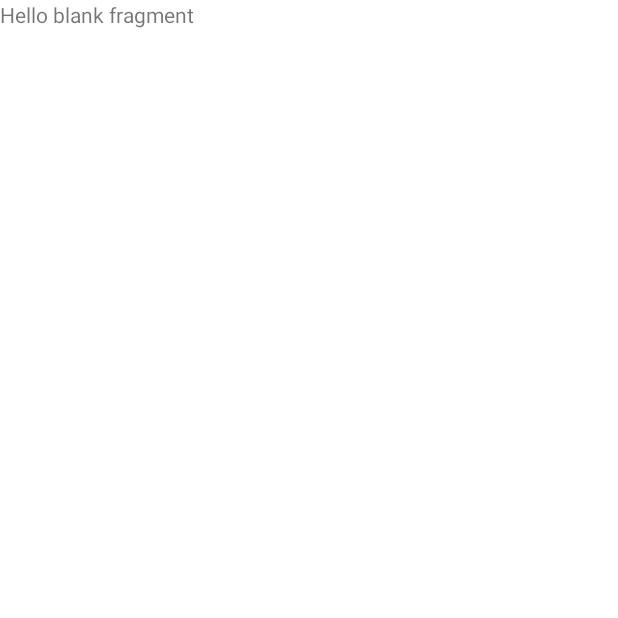
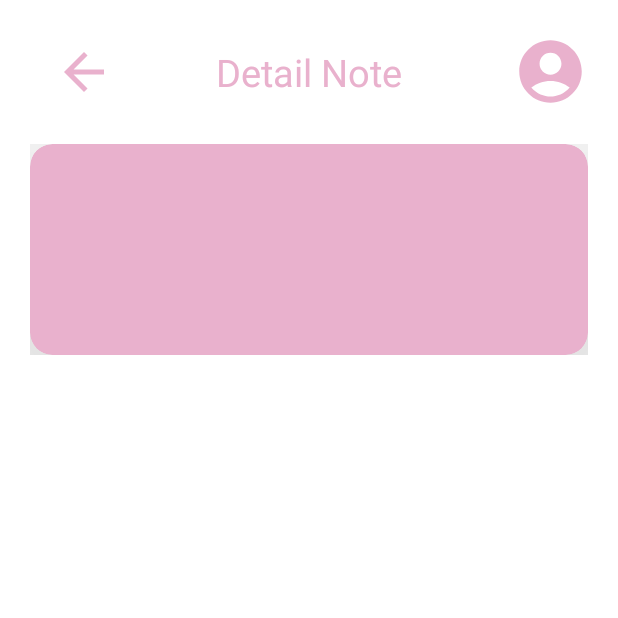
Before and after one commit to dheevvvv/Challenge-Chapter-4, an Android app: the DetailNoteFragment screen opened through its navigation route, on a phone screen of 412 x 824 dp, the top half of it. Before the commit the part shown is almost empty. Run offline under Robolectric (Android 15) with nearby library versions, the phone set to English and light mode, and no system bars; our stand-ins replace data binding.

Commit message:
adding hal detail

```diff
--- a/app/src/main/java/com/example/challengechapterempat/ui/DetailNoteFragment.kt
+++ b/app/src/main/java/com/example/challengechapterempat/ui/DetailNoteFragment.kt
@@ -6,6 +6,7 @@ import android.view.LayoutInflater
 import android.view.View
 import android.view.ViewGroup
 import com.example.challengechapterempat.R
+import com.example.challengechapterempat.databases_room.NoteData
 import com.example.challengechapterempat.databinding.FragmentDetailNoteBinding
 
 
@@ -21,5 +22,13 @@ class DetailNoteFragment : Fragment() {
         return binding.root
     }
 
+    override fun onViewCreated(view: View, savedInstanceState: Bundle?) {
+        super.onViewCreated(view, savedInstanceState)
+        val getDetailNote = arguments?.getSerializable("detail")
+        binding.itemdetail = getDetailNote as NoteData?
+    }
+
+
+
 
 }
--- a/app/src/main/java/com/example/challengechapterempat/ui/HomeFragment.kt
+++ b/app/src/main/java/com/example/challengechapterempat/ui/HomeFragment.kt
@@ -63,6 +63,10 @@ class HomeFragment : Fragment() {
 
         }
 
+        binding.btnProfile.setOnClickListener {
+            findNavController().navigate(R.id.action_homeFragment_to_profileFragment)
+        }
+
 
         if (filterPreferences.getString("filter_key").isNullOrEmpty()) {
             noteViewModel.getDataNotes()
--- /dev/null
+++ b/app/src/main/res/drawable/ic_arrowback.xml
@@ -0,0 +1,5 @@
+<vector android:autoMirrored="true" android:height="24dp"
+    android:tint="#e9b1cd" android:viewportHeight="24"
+    android:viewportWidth="24" android:width="24dp" xmlns:android="http://schemas.android.com/apk/res/android">
+    <path android:fillColor="@android:color/white" android:pathData="M20,11H7.83l5.59,-5.59L12,4l-8,8 8,8 1.41,-1.41L7.83,13H20v-2z"/>
+</vector>
--- a/app/src/main/res/layout/fragment_detail_note.xml
+++ b/app/src/main/res/layout/fragment_detail_note.xml
@@ -1,14 +1,118 @@
 <?xml version="1.0" encoding="utf-8"?>
-<FrameLayout xmlns:android="http://schemas.android.com/apk/res/android"
+<layout xmlns:android="http://schemas.android.com/apk/res/android"
     xmlns:tools="http://schemas.android.com/tools"
-    android:layout_width="match_parent"
-    android:layout_height="match_parent"
-    tools:context=".ui.DetailNoteFragment">
+    xmlns:app="http://schemas.android.com/apk/res-auto">
 
-    <!-- TODO: Update blank fragment layout -->
-    <TextView
+    <data>
+        <variable
+            name="itemdetail"
+            type="com.example.challengechapterempat.databases_room.NoteData" />
+    </data>
+
+    <androidx.constraintlayout.widget.ConstraintLayout
         android:layout_width="match_parent"
         android:layout_height="match_parent"
-        android:text="@string/hello_blank_fragment" />
+        tools:context=".ui.DetailNoteFragment"
+        android:padding="20dp">
 
-</FrameLayout>
+        <androidx.appcompat.widget.Toolbar
+            android:id="@+id/toolbar"
+            android:layout_width="match_parent"
+            android:layout_height="wrap_content"
+            app:layout_constraintTop_toTopOf="parent">
+
+            <ImageView
+                android:id="@+id/btnBack"
+                android:layout_width="40dp"
+                android:layout_height="40dp"
+                android:contentDescription="@string/profile"
+                android:src="@drawable/ic_arrowback"
+                tools:ignore="ImageContrastCheck"
+                tools:layout_editor_absoluteX="16dp"
+                tools:layout_editor_absoluteY="3dp" />
+
+            <TextView
+                android:id="@+id/tvHome"
+                android:layout_width="wrap_content"
+                android:layout_height="wrap_content"
+                android:layout_gravity="center"
+                android:text="@string/detail_note"
+                android:textColor="@color/sakura"
+                android:textSize="25sp"
+                tools:ignore="TextContrastCheck"
+                tools:layout_editor_absoluteX="152dp"
+                tools:layout_editor_absoluteY="11dp" />
+
+            <ImageView
+                android:id="@+id/btnProfile"
+                android:layout_width="50dp"
+                android:layout_height="50dp"
+                android:contentDescription="@string/profile"
+                android:src="@drawable/ic_account"
+                tools:ignore="ImageContrastCheck"
+                tools:layout_editor_absoluteX="16dp"
+                tools:layout_editor_absoluteY="3dp"
+                android:layout_gravity="end" />
+
+
+        </androidx.appcompat.widget.Toolbar>
+
+
+        <ScrollView
+            android:layout_width="match_parent"
+            android:layout_height="wrap_content"
+            app:layout_constraintTop_toBottomOf="@+id/toolbar"
+            android:layout_marginTop="20dp"
+            android:orientation="vertical">
+
+            <androidx.cardview.widget.CardView
+                android:layout_width="match_parent"
+                android:layout_height="wrap_content"
+                app:cardBackgroundColor="@color/sakura"
+                app:cardCornerRadius="15dp"
+                app:cardElevation="100dp">
+
+                <LinearLayout
+                    android:layout_width="match_parent"
+                    android:layout_height="wrap_content"
+                    android:orientation="vertical"
+                    android:padding="15dp">
+
+                    <TextView
+                        android:id="@+id/tv_judul_detail"
+                        android:layout_width="match_parent"
+                        android:layout_height="wrap_content"
+                        tools:text="Judul"
+                        android:text="@{itemdetail.title}"
+                        android:textSize="20sp"
+                        android:textColor="@color/white" />
+
+                    <TextView
+                        android:id="@+id/tv_content_detail"
+                        android:layout_width="match_parent"
+                        android:layout_height="wrap_content"
+                        tools:text="isi content"
+                        android:text="@{itemdetail.content}"
+                        android:textSize="15sp"
+                        android:textColor="@color/white"
+                        android:layout_marginTop="20dp" />
+
+                    <TextView
+                        android:id="@+id/tv_date_detail"
+                        android:layout_width="match_parent"
+                        android:layout_height="wrap_content"
+                        tools:text="Date"
+                        android:text="@{itemdetail.date}"
+                        android:textSize="15sp"
+                        android:textColor="@color/white"
+                        android:layout_marginTop="20dp" />
+
+                </LinearLayout>
+
+            </androidx.cardview.widget.CardView>
+
+        </ScrollView>
+
+
+    </androidx.constraintlayout.widget.ConstraintLayout>
+</layout>
--- a/app/src/main/res/values/strings.xml
+++ b/app/src/main/res/values/strings.xml
@@ -28,4 +28,5 @@
     <string name="edit_judul_catatan_note">Edit judul catatan note</string>
     <string name="edit_isi_kontent_catatan_note">Edit isi kontent catatan note</string>
     <string name="edit_date_tanggal_catatan_note">Edit date tanggal catatan note</string>
+    <string name="detail_note">Detail Note</string>
 </resources>
```
